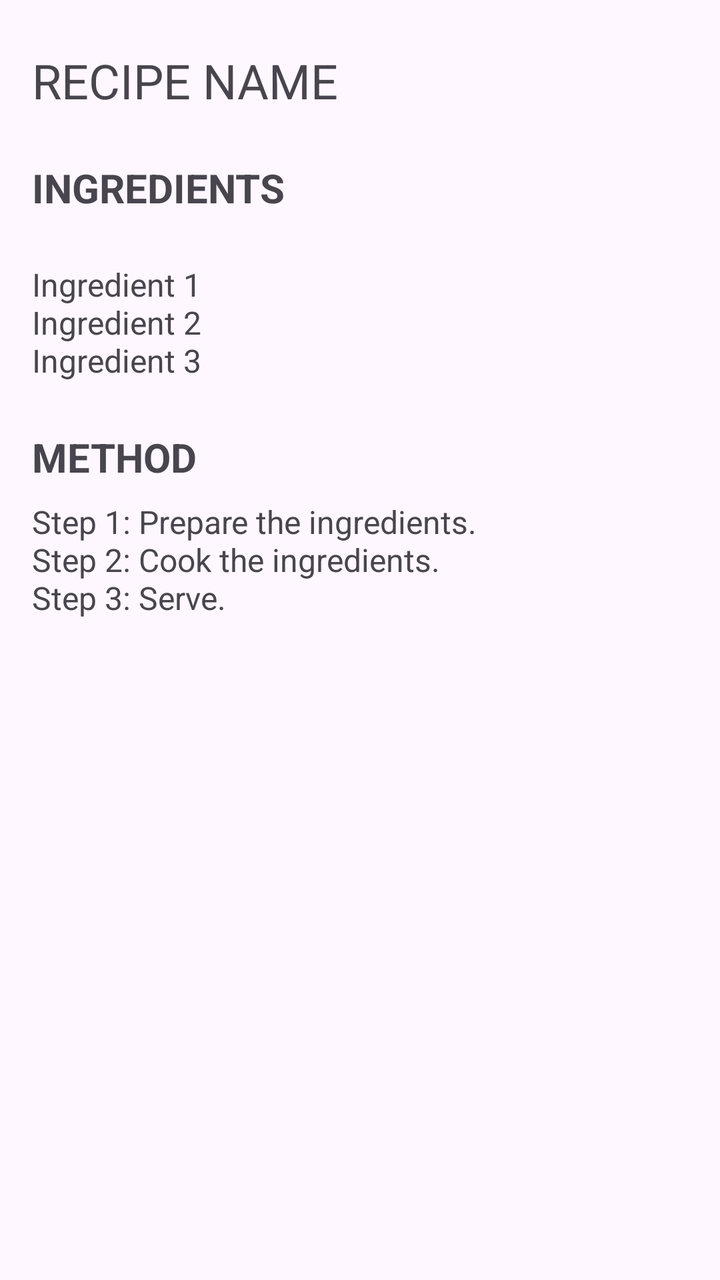
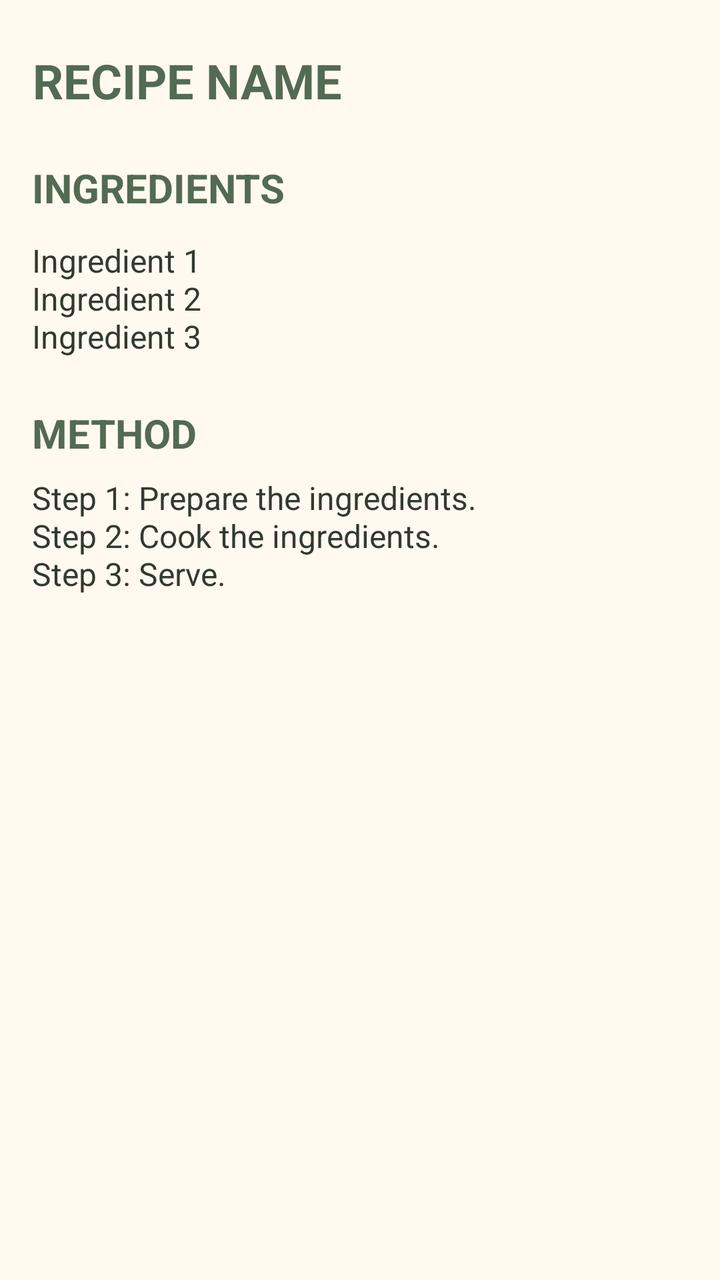

The first picture is an Android layout as it rendered before a commit; the second is the same layout after the commit. The layout source and the unified diff follow.
<!-- AndroidManifest.xml: application theme Theme.SmartPantryManager -->
<!-- res/layout/activity_recipe_detail.xml -->
<?xml version="1.0" encoding="utf-8"?>
<androidx.constraintlayout.widget.ConstraintLayout xmlns:android="http://schemas.android.com/apk/res/android"
    xmlns:app="http://schemas.android.com/apk/res-auto"
    xmlns:tools="http://schemas.android.com/tools"
    android:id="@+id/main"
    android:layout_width="match_parent"
    android:layout_height="match_parent"
    tools:context=".RecipeDetailActivity">

    
    <TextView
        android:id="@+id/recipeDetailTitle"
        android:text="@string/recipe_detail_name"
        android:textSize="24sp"
        android:layout_width="wrap_content"
        android:layout_height="wrap_content"
        app:layout_constraintStart_toStartOf="parent"
        app:layout_constraintTop_toTopOf="parent"
        android:layout_marginTop="24dp"
        android:layout_marginStart="16dp"
        />

    
    <TextView
        android:id="@+id/ingredientTitle"
        android:text="@string/ingredients_title"
        android:textSize="20sp"
        android:textStyle="bold"
        android:layout_width="wrap_content"
        android:layout_height="wrap_content"
        app:layout_constraintTop_toBottomOf="@id/recipeDetailTitle"
        app:layout_constraintStart_toStartOf="parent"
        android:layout_marginTop="24dp"
        android:layout_marginStart="16dp"
        />

    
    <TextView
        android:id="@+id/recipeIngredients"
        android:text="@string/ingredient_examples"
        android:textSize="16sp"
        android:layout_width="0dp"
        android:layout_height="wrap_content"
        app:layout_constraintTop_toBottomOf="@id/ingredientTitle"
        app:layout_constraintStart_toStartOf="parent"
        app:layout_constraintEnd_toEndOf="parent"
        android:layout_marginTop="24dp"
        android:layout_marginStart="16dp"
        android:layout_marginEnd="16dp"
        />

    
    <TextView
        android:id="@+id/methodTitle"
        android:text="@string/method_title"
        android:textSize="20sp"
        android:textStyle="bold"
        android:layout_width="wrap_content"
        android:layout_height="wrap_content"
        app:layout_constraintTop_toBottomOf="@id/recipeIngredients"
        app:layout_constraintStart_toStartOf="parent"
        android:layout_marginTop="24dp"
        android:layout_marginStart="16dp"
        />

    
    <TextView
        android:id="@+id/recipeMethod"
        android:text="@string/method_examples"
        android:textSize="16sp"
        android:layout_width="0dp"
        android:layout_height="wrap_content"
        app:layout_constraintTop_toBottomOf="@id/methodTitle"
        app:layout_constraintStart_toStartOf="parent"
        app:layout_constraintEnd_toEndOf="parent"
        android:layout_marginTop="8dp"
        android:layout_marginStart="16dp"
        android:layout_marginEnd="16dp"
        />

</androidx.constraintlayout.widget.ConstraintLayout>
<!-- resources referenced by this layout -->
<resources>
  <string name="ingredient_examples">Ingredient 1\nIngredient 2\nIngredient 3</string>
  <string name="ingredients_title">INGREDIENTS</string>
  <string name="method_examples">Step 1: Prepare the ingredients.\nStep 2: Cook the ingredients.\nStep 3: Serve.</string>
  <string name="method_title">METHOD</string>
  <string name="recipe_detail_name">RECIPE NAME</string>
  <style name="Theme.SmartPantryManager" parent="Base.Theme.SmartPantryManager" />
  <style name="Base.Theme.SmartPantryManager" parent="Theme.Material3.DayNight.NoActionBar">
          
          
      </style>
</resources>

<!-- the commit's change to res/layout/activity_recipe_detail.xml (unified diff, before → after) -->
@@ -5,6 +5,7 @@
     android:id="@+id/main"
     android:layout_width="match_parent"
     android:layout_height="match_parent"
+    android:background="@color/cream"
     tools:context=".RecipeDetailActivity">
 
     
@@ -14,6 +15,9 @@
         android:textSize="24sp"
         android:layout_width="wrap_content"
         android:layout_height="wrap_content"
+        android:textColor="@color/dark_sage"
+        android:textStyle="bold"
+        android:gravity="center"
         app:layout_constraintStart_toStartOf="parent"
         app:layout_constraintTop_toTopOf="parent"
         android:layout_marginTop="24dp"
@@ -28,6 +32,7 @@
         android:textStyle="bold"
         android:layout_width="wrap_content"
         android:layout_height="wrap_content"
+        android:textColor="@color/dark_sage"
         app:layout_constraintTop_toBottomOf="@id/recipeDetailTitle"
         app:layout_constraintStart_toStartOf="parent"
         android:layout_marginTop="24dp"
@@ -41,10 +46,11 @@
         android:textSize="16sp"
         android:layout_width="0dp"
         android:layout_height="wrap_content"
+        android:textColor="@color/dark_text"
         app:layout_constraintTop_toBottomOf="@id/ingredientTitle"
         app:layout_constraintStart_toStartOf="parent"
         app:layout_constraintEnd_toEndOf="parent"
-        android:layout_marginTop="24dp"
+        android:layout_marginTop="12dp"
         android:layout_marginStart="16dp"
         android:layout_marginEnd="16dp"
         />
@@ -57,6 +63,7 @@
         android:textStyle="bold"
         android:layout_width="wrap_content"
         android:layout_height="wrap_content"
+        android:textColor="@color/dark_sage"
         app:layout_constraintTop_toBottomOf="@id/recipeIngredients"
         app:layout_constraintStart_toStartOf="parent"
         android:layout_marginTop="24dp"
@@ -70,6 +77,7 @@
         android:textSize="16sp"
         android:layout_width="0dp"
         android:layout_height="wrap_content"
+        android:textColor="@color/dark_text"
         app:layout_constraintTop_toBottomOf="@id/methodTitle"
         app:layout_constraintStart_toStartOf="parent"
         app:layout_constraintEnd_toEndOf="parent"
<!-- resource entries referenced after the edit -->
@@ -1,5 +1,8 @@
 <!-- resources referenced by this layout -->
 <resources>
+  <color name="cream">#FFF9EF</color>
+  <color name="dark_sage">#526B52</color>
+  <color name="dark_text">#303A30</color>
   <string name="ingredient_examples">Ingredient 1\nIngredient 2\nIngredient 3</string>
   <string name="ingredients_title">INGREDIENTS</string>
   <string name="method_examples">Step 1: Prepare the ingredients.\nStep 2: Cook the ingredients.\nStep 3: Serve.</string>
@@ -9,6 +12,19 @@
   <style name="Base.Theme.SmartPantryManager" parent="Theme.Material3.DayNight.NoActionBar">
           
           
+          <item name="colorPrimary">@color/sage_green</item>
+          <item name="colorOnPrimary">@color/white</item>
+          <item name="colorSecondary">@color/dark_sage</item>
+          <item name="colorOnSecondary">@color/white</item>
+          <item name="android:colorBackground">@color/cream</item>
+          <item name="colorSurface">@color/cream</item>
+          <item name="colorOnSurface">@color/dark_text</item>
+          <item name="android:statusBarColor">@color/cream</item>
+          <item name="android:navigationBarColor">@color/cream</item>
+          <item name="android:windowLightStatusBar">true</item>
+          <item name="android:windowLightNavigationBar">true</item>
       </style>
+  <color name="sage_green">#879B83</color>
+  <color name="white">#FFFFFFFF</color>
 </resources>
 
